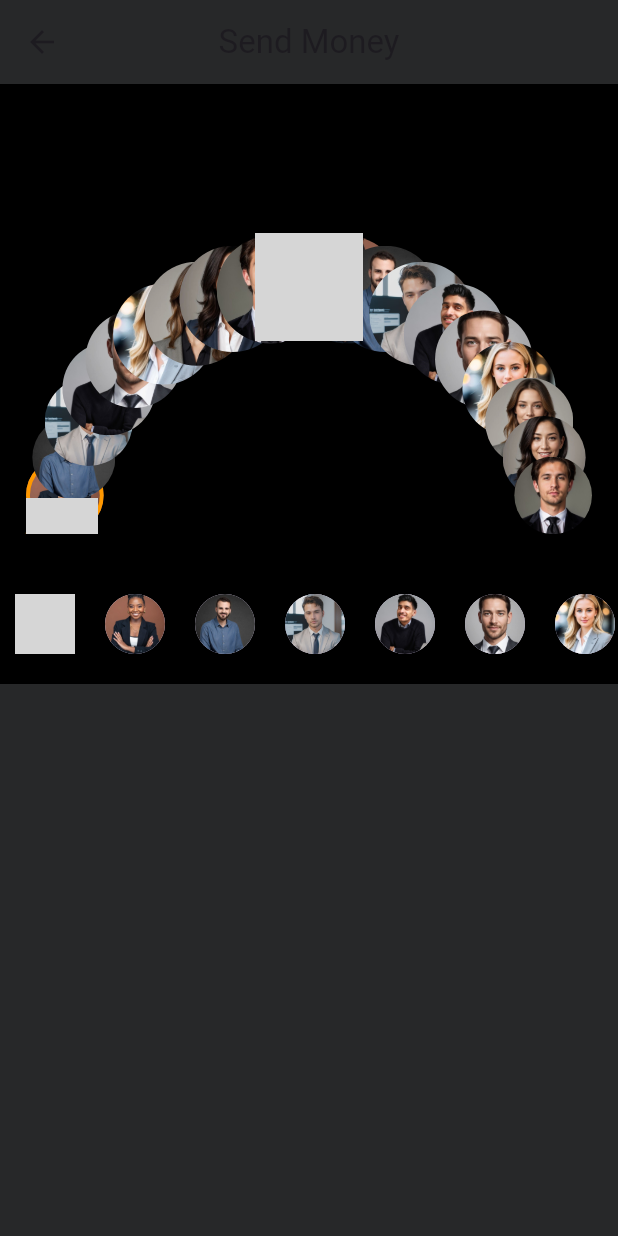
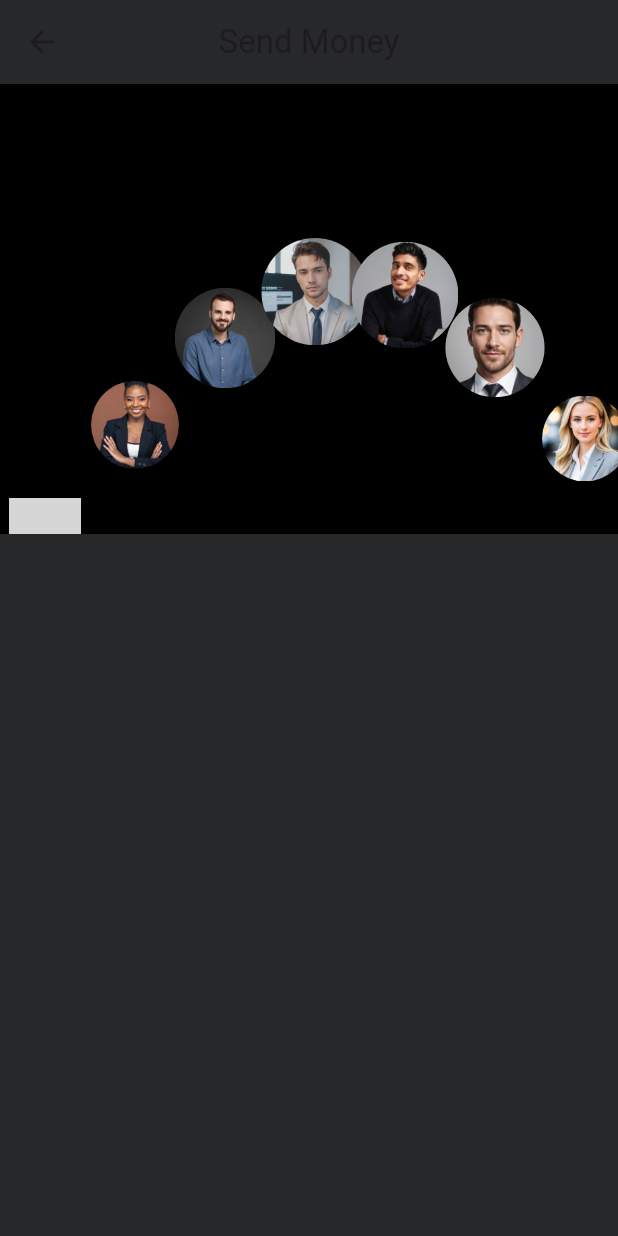
Before and after one commit to prajwalx7/banking_app, a Flutter app: the screen it shows after launch, on a phone screen of 412 x 824 dp. Run offline on Flutter 3.47's test engine with Material 3 defaults, Android fonts, the phone set to English and light mode, and no system bars; our stand-ins replace flutter_screenutil, flutter_svg, flutter_swiper_view, iconsax; missing offline and left inert: fading_edge_scrollview; grey boxes are pictures that could not be loaded.

Commit message:
curved list take 3 pretty close

```diff
--- a/lib/widgets/curved_list.dart
+++ b/lib/widgets/curved_list.dart
@@ -10,21 +10,20 @@ class _CurvedListState extends State<CurvedList> {
   final List<String> recipients =
       List.generate(20, (index) => 'assets/avatars/a${index % 10 + 1}.jpeg');
 
-  // Scroll Controller to control the scrolling
-  final ScrollController _scrollController = ScrollController();
+  late ScrollController _scrollController;
 
   @override
   void initState() {
     super.initState();
-    // Add listener to the scroll controller
+    _scrollController = ScrollController(initialScrollOffset: 0.0);
     _scrollController.addListener(() {
-      setState(() {}); // Call setState to redraw the semicircle on scroll
+      setState(() {});
     });
   }
 
   @override
   void dispose() {
-    _scrollController.dispose(); // Dispose of the controller
+    _scrollController.dispose();
     super.dispose();
   }
 
@@ -32,45 +31,50 @@ class _CurvedListState extends State<CurvedList> {
   Widget build(BuildContext context) {
     return Container(
       color: Colors.black,
-      child: Column(
-        children: [
-          Container(
-            height: 300, // Height of the semicircle container
-            width: double.infinity, // Full width
+      child: Container(
+        height: 300,
+        width: double.infinity,
         child: LayoutBuilder(
           builder: (context, constraints) {
-                final itemWidth = 60.0; // Width of each avatar
-                final radius =
-                    constraints.maxWidth * 0.4; // Radius of the semicircle
-                final centerX =
-                    constraints.maxWidth / 2; // X-center of the semicircle
-                final centerY =
-                    constraints.maxHeight; // Y-center of the semicircle
-                final itemCount = recipients.length; // Total number of avatars
-                final arcLength =
-                    math.pi; // Length of the semicircle in radians
+            final itemWidth = 60.0;
+            final radius = constraints.maxWidth * 0.4;
+            final centerX = constraints.maxWidth / 2;
+            final centerY = constraints.maxHeight;
+            final itemCount = recipients.length;
+            final arcLength = math.pi;
+            final totalWidth = itemWidth * itemCount;
 
-                return Stack(
+            return SingleChildScrollView(
+              controller: _scrollController,
+              scrollDirection: Axis.horizontal,
+              child: Container(
+                width: totalWidth,
+                child: Stack(
                   children: List.generate(itemCount, (index) {
-                    // Calculate the offset based on scroll position
-                    final normalizedOffset =
-                        (_scrollController.offset + index * itemWidth) %
-                            (itemWidth * itemCount);
-                    final progress = normalizedOffset / (itemWidth * itemCount);
-                    final angle = math.pi - progress * arcLength;
+                    final scrollOffset = _scrollController.hasClients
+                        ? _scrollController.offset
+                        : 0.0;
+                    final itemPosition = index * itemWidth - scrollOffset;
+                    final normalizedPosition =
+                        (itemPosition / constraints.maxWidth) % 1.0;
+                    final angle = math.pi - normalizedPosition * arcLength;
 
-                    // Calculate the x and y positions on the semicircle
                     final x = centerX + radius * math.cos(angle);
                     final y = centerY - radius * math.sin(angle);
 
-                    // Calculate the scale factor based on position
                     final scale = 0.8 + 0.4 * math.sin(angle);
+                    final opacity =
+                        normalizedPosition >= 0 && normalizedPosition <= 1
+                            ? 1.0
+                            : 0.0;
 
                     return Positioned(
-                      left: x - itemWidth / 2, // Position avatar horizontally
-                      top: y - itemWidth / 2, // Position avatar vertically
+                      left: itemPosition,
+                      top: y - itemWidth / 2,
+                      child: Opacity(
+                        opacity: opacity,
                         child: Transform.scale(
-                        scale: scale, // Apply scaling
+                          scale: scale,
                           child: Container(
                             width: itemWidth,
                             height: itemWidth,
@@ -80,43 +84,22 @@ class _CurvedListState extends State<CurvedList> {
                                 fit: BoxFit.cover,
                                 image: AssetImage(recipients[index]),
                               ),
-                            border:
-                                angle > math.pi * 0.9 && angle < math.pi * 1.1
-                                    ? Border.all(
-                                        color: Colors.orange,
-                                        width: 3) // Highlight center avatar
+                              border: angle > math.pi * 0.45 &&
+                                      angle < math.pi * 0.55
+                                  ? Border.all(color: Colors.orange, width: 3)
                                   : null,
+                            ),
                           ),
                         ),
                       ),
                     );
                   }),
-                );
-              },
-            ),
-          ),
-          SizedBox(height: 20), // Space between semicircle and the rest
-          Container(
-            height: 80, // Height for the horizontal list
-            child: ListView.builder(
-              controller: _scrollController,
-              scrollDirection: Axis.horizontal,
-              itemCount: recipients.length,
-              itemBuilder: (context, index) {
-                return SizedBox(
-                  width: 60,
-                  child: Center(
-                    child: CircleAvatar(
-                      backgroundImage:
-                          AssetImage(recipients[index]), // Display the avatar
                 ),
               ),
             );
           },
         ),
       ),
-        ],
-      ),
     );
   }
 }
```
Lines whose indentation alone changed are shown as unchanged.
